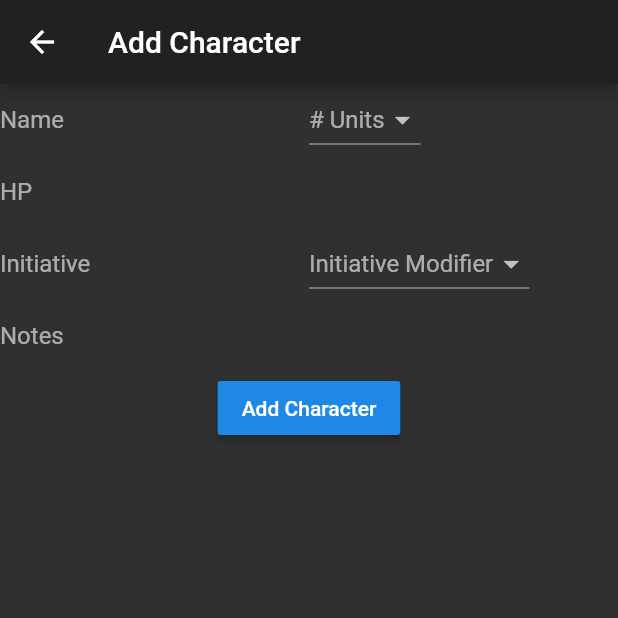
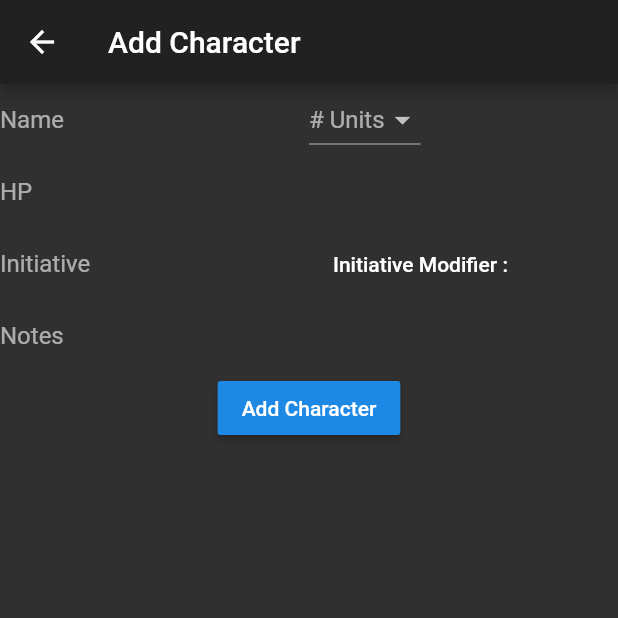
Before and after one commit to tsonnen/InitiativeTracker, a Flutter app: the CharacterScreen screen opened directly, on a phone screen of 412 x 824 dp, the top half of it. Run offline on Flutter 3.47's test engine with Material 2 defaults, Android fonts, the phone set to English and light mode, and no system bars; our stand-ins replace bloc, dynamic_theme, equatable, flutter_bloc, flutter_markdown, numberpicker and 4 more; missing offline and left inert: preferences; accounts and stored records are empty.

Commit message:
Make the initiative mod range larger
now is -100-100, should cover all use cases and solve the issue of the negative review

```diff
--- a/lib/screens/character_screen.dart
+++ b/lib/screens/character_screen.dart
@@ -1,5 +1,6 @@
 import 'package:flutter/material.dart';
 import 'package:flutter_bloc/flutter_bloc.dart';
+import 'package:numberpicker/numberpicker.dart';
 import 'package:initiative_tracker/bloc/party/party_bloc.dart';
 import 'package:initiative_tracker/models/character_model.dart';
 import 'package:initiative_tracker/preference_manger.dart';
@@ -122,18 +123,23 @@ class CharacterScreenState extends State<CharacterScreen> {
                     ),
                   ),
                   Flexible(
-                    child: DropdownButton(
-                      value: _initMod,
-                      hint: Text('Initiative Modifier'),
-                      items: List<DropdownMenuItem<int>>.generate(
-                          11,
-                          (i) => DropdownMenuItem(
-                              value: i - 5, child: Text((i - 5).toString()))),
-                      onChanged: (int value) {
-                        setState(() {
-                          _initMod = value;
+                    child: FlatButton(
+                      onPressed: () {
+                        showDialog<int>(
+                            context: context,
+                            builder: (BuildContext context) {
+                              return NumberPickerDialog.integer(
+                                minValue: -100,
+                                maxValue: 100,
+                                initialIntegerValue: _initMod ?? 0,
+                              );
+                            }).then((value) {
+                          setState(() {
+                            _initMod = value;
+                          });
                         });
                       },
+                      child: Text('Initiative Modifier : ${_initMod ?? ''}'),
                     ),
                   ),
                 ],
--- a/pubspec.yaml
+++ b/pubspec.yaml
@@ -19,7 +19,7 @@ dependencies:
   # The following adds the Cupertino Icons font to your application.
   # Use with the CupertinoIcons class for iOS style icons.
   cupertino_icons: ^0.1.2
-  flutter_bloc: ^6.0.0
+  flutter_bloc: ^6.1.0
   preferences: ^5.2.0
   shared_preferences: ^0.5.8
   dynamic_theme: ^1.0.1
@@ -27,7 +27,8 @@ dependencies:
   url_launcher: ^5.0.2
   path_provider: ^1.6.11
   sqflite: ^1.3.0
-  equatable: ^1.2.0
+  equatable: ^1.2.5
+  numberpicker: ^1.3.0
 
 dev_dependencies:
   flutter_test:
```
